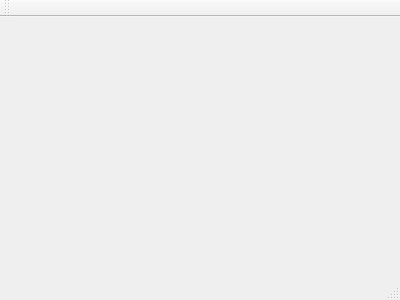
Old version of the form tspgui/tspgui/mainwindow.ui in the repository znjRoLS/tsp-heuristic-analysis.
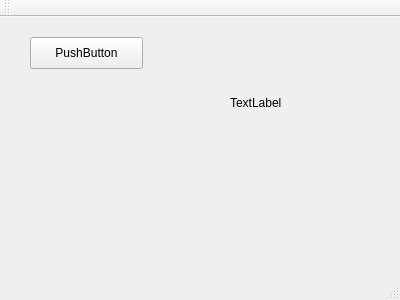
New version of the form.

Commit message: gui is doin' something

What changed in the file:
```diff
--- a/tspgui/tspgui/mainwindow.ui
+++ b/tspgui/tspgui/mainwindow.ui
@@ -12,13 +12,61 @@
   <property name="windowTitle" >
    <string>MainWindow</string>
   </property>
-  <widget class="QMenuBar" name="menuBar" />
-  <widget class="QToolBar" name="mainToolBar" />
-  <widget class="QWidget" name="centralWidget" />
-  <widget class="QStatusBar" name="statusBar" />
+  <widget class="QWidget" name="centralWidget">
+   <widget class="QPushButton" name="button">
+    <property name="geometry">
+     <rect>
+      <x>30</x>
+      <y>20</y>
+      <width>113</width>
+      <height>32</height>
+     </rect>
+    </property>
+    <property name="text">
+     <string>PushButton</string>
+    </property>
+   </widget>
+   <widget class="QLabel" name="result_label">
+    <property name="geometry">
+     <rect>
+      <x>230</x>
+      <y>30</y>
+      <width>141</width>
+      <height>111</height>
+     </rect>
+    </property>
+    <property name="sizePolicy">
+     <sizepolicy hsizetype="Ignored" vsizetype="Ignored">
+      <horstretch>0</horstretch>
+      <verstretch>0</verstretch>
+     </sizepolicy>
+    </property>
+    <property name="text">
+     <string>TextLabel</string>
+    </property>
+   </widget>
+  </widget>
+  <widget class="QMenuBar" name="menuBar">
+   <property name="geometry">
+    <rect>
+     <x>0</x>
+     <y>0</y>
+     <width>400</width>
+     <height>22</height>
+    </rect>
+   </property>
+  </widget>
+  <widget class="QToolBar" name="mainToolBar">
+   <attribute name="toolBarArea">
+    <enum>TopToolBarArea</enum>
+   </attribute>
+   <attribute name="toolBarBreak">
+    <bool>false</bool>
+   </attribute>
+  </widget>
+  <widget class="QStatusBar" name="statusBar"/>
  </widget>
- <layoutDefault spacing="6" margin="11" />
- <pixmapfunction></pixmapfunction>
+ <layoutdefault spacing="6" margin="11"/>
  <resources/>
  <connections/>
 </ui>
```
Left out of the diff: 7 changed lines with no effect on the pictures. The commit also changes 5 other files.
